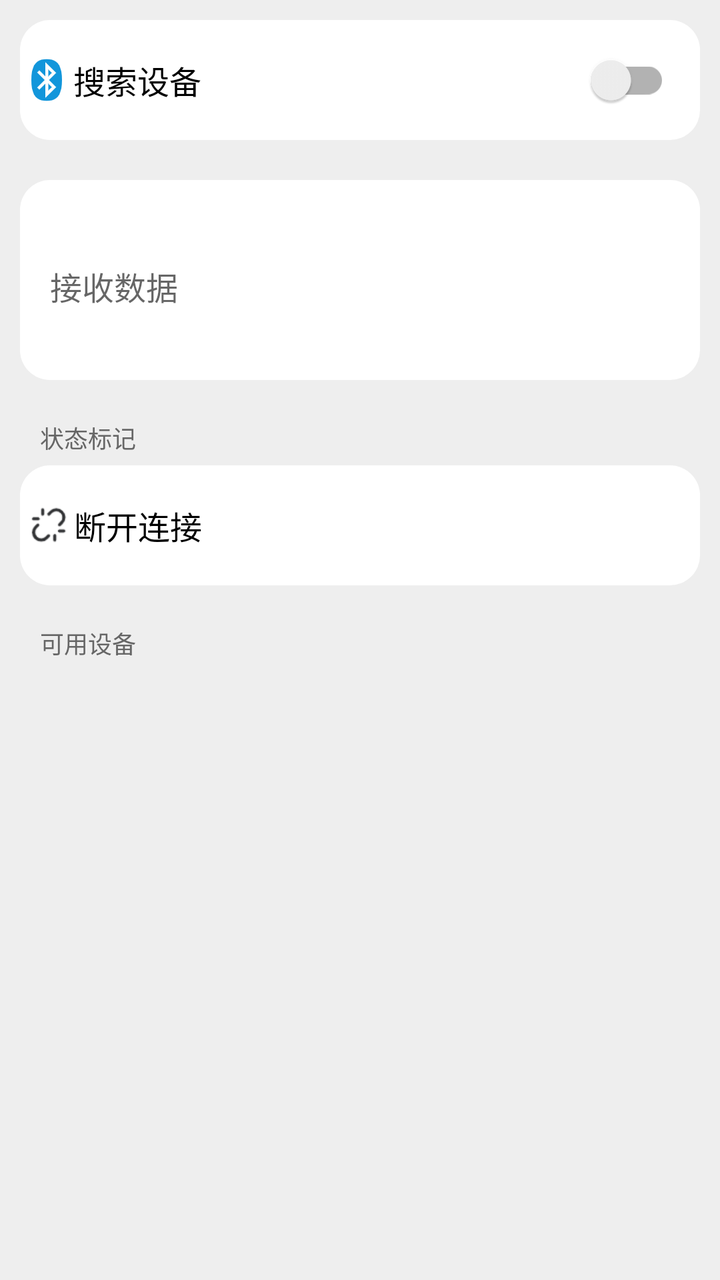
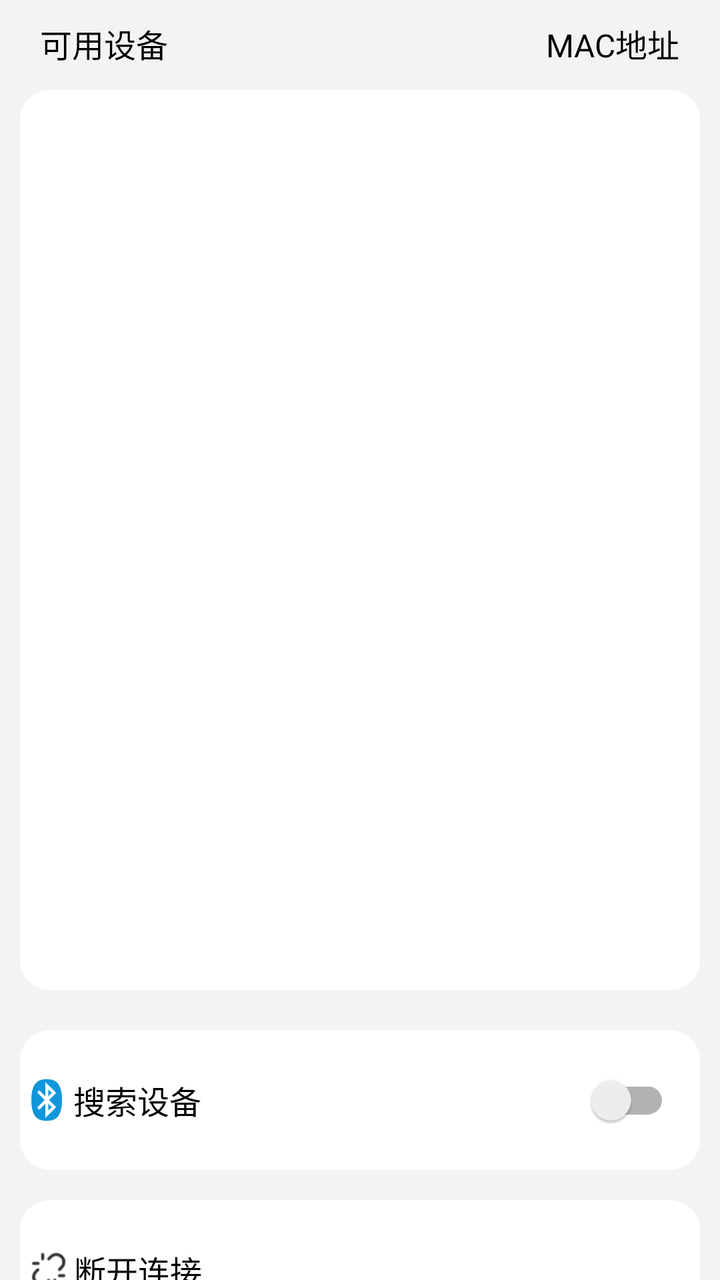

An Android layout rendered at two revisions. The XML below is the earlier revision; the diff shows what the commit changed to produce the second picture.
<!-- AndroidManifest.xml: application theme test -->
<!-- res/layout/activity_ble.xml -->
<?xml version="1.0" encoding="utf-8"?>
<LinearLayout xmlns:android="http://schemas.android.com/apk/res/android"
    xmlns:tools="http://schemas.android.com/tools"
    android:id="@+id/ble"
    android:layout_width="match_parent"
    android:layout_height="match_parent"
    android:background="@color/light_gray"
    android:fitsSystemWindows="true"
    android:orientation="vertical"
    tools:context=".MainActivity">

    
    <LinearLayout
        android:layout_width="match_parent"
        android:layout_height="wrap_content"
        android:orientation="horizontal">


    </LinearLayout>

    
    <RelativeLayout
        android:layout_width="match_parent"
        android:layout_height="60dp"
        android:layout_margin="10dp"
        android:background="@drawable/bac_white_corners">

        <LinearLayout
            android:id="@+id/bluetooth_icon"
            android:layout_width="wrap_content"
            android:layout_height="wrap_content"
            android:layout_centerVertical="true"
            android:orientation="horizontal">

            <ImageView
                android:layout_width="wrap_content"
                android:layout_height="wrap_content"
                android:layout_gravity="center_vertical|left"
                android:src="@mipmap/icon_bluetooth" />

            <TextView
                android:layout_width="wrap_content"
                android:layout_height="wrap_content"

                android:layout_gravity="center"
                android:text="@string/search_device"
                android:textColor="@color/black"
                android:textSize="16sp" />

        </LinearLayout>

        <androidx.appcompat.widget.SwitchCompat
            android:id="@+id/st_main_blue"
            android:layout_width="50dp"
            android:layout_height="match_parent"
            android:layout_alignParentEnd="true"
            android:layout_centerVertical="true"
            android:layout_gravity="center"
            android:layout_marginEnd="15dp"
            android:showText="false"
            android:splitTrack="false" />
    </RelativeLayout>

    
    <LinearLayout
        android:layout_width="match_parent"
        android:layout_height="100dp"
        android:layout_marginLeft="10dp"
        android:layout_marginTop="10dp"
        android:layout_marginRight="10dp"
        android:background="@drawable/bac_white_corners"
        android:orientation="vertical">

        <TextView
            android:id="@+id/tv_main_receive"
            android:layout_width="match_parent"
            android:layout_height="76dp"
            android:layout_margin="15dp"
            android:background="@null"
            android:gravity="center_vertical"
            android:hint="@string/receive_data"
            android:textColor="@color/gray"
            android:textSize="16sp" />












    </LinearLayout>

    

        <TextView
            android:id="@+id/status_marker"
            android:layout_width="wrap_content"
            android:layout_height="wrap_content"
            android:layout_marginTop="20dp"
            android:layout_marginLeft="20dp"
            android:text="@string/status_flag"
            android:textColor="@color/gray"
            android:textSize="12sp" />

    
    <LinearLayout
        android:layout_width="match_parent"
        android:layout_height="60dp"
        android:layout_marginLeft="10dp"
        android:layout_marginTop="5dp"
        android:layout_marginRight="10dp"
        android:layout_gravity="center"
        android:background="@drawable/bac_white_corners"
        android:orientation="horizontal">

        <ImageView
            android:layout_width="25dp"
            android:layout_height="25dp"
            android:layout_gravity="center_vertical"
            android:layout_marginLeft="2dp"
            android:src="@mipmap/icon_disconnect" />

        <Button
            android:id="@+id/button_disconnect"
            android:layout_width="364dp"
            android:layout_height="60dp"
            android:background="@null"
            android:text="@string/disconnect"
            android:textAlignment="textStart"
            android:textColor="@color/black"
            android:textSize="16sp" />

    </LinearLayout>

    
    
    
    
    
    
    
    
    

    
    
    
    
    
    

    
    
    
    
    
    
    
    
    

    

    
    <TextView
        android:layout_width="wrap_content"
        android:layout_height="wrap_content"
        android:layout_marginLeft="20dp"
        android:layout_marginTop="20dp"
        android:layout_marginRight="20dp"
        android:text="@string/available_equipment"
        android:textColor="@color/gray"
        android:textSize="12sp" />

    
    <ListView
        android:id="@+id/discover_device_list"
        android:layout_width="match_parent"
        android:layout_height="wrap_content"
        android:layout_marginLeft="10dp"
        android:layout_marginTop="5dp"
        android:layout_marginRight="10dp"
        android:layout_marginBottom="10dp"
        android:background="@drawable/bac_white_corners"
        android:listSelector="@android:color/transparent" />

</LinearLayout>
<!-- resources referenced by this layout -->
<resources>
  <color name="black">#FF000000</color>
  <color name="gray">#666666</color>
  <color name="light_gray">#EEEEEE</color>
  <!-- drawable bac_white_corners (drawable) -->
  <?xml version="1.0" encoding="utf-8"?>
  <shape xmlns:android="http://schemas.android.com/apk/res/android">
      <solid android:color="@color/white" />
      <corners android:radius="15dp" />
  </shape>
  <!-- mipmap icon_bluetooth: png bitmap (mipmap-xxhdpi, 2005 bytes) -->
  <!-- mipmap icon_disconnect: png bitmap (mipmap-xxhdpi, 1308 bytes) -->
  <string name="available_equipment">可用设备</string>
  <string name="disconnect">断开连接</string>
  <string name="receive_data">接收数据</string>
  <string name="search_device">搜索设备</string>
  <string name="status_flag">状态标记</string>
  <style name="test" parent="Theme.AppCompat.Light.DarkActionBar">
  
              
  
          <item name="android:windowTranslucentStatus">true</item>
          <item name="android:statusBarColor" tools:targetApi="l">@android:color/transparent</item>
  
          <item name="colorPrimary">#284356</item>
          <item name="colorPrimaryDark">#284356</item>
          <item name="colorAccent">@color/colorAccent</item>
          <item name="android:textColorPrimary">@color/light_gray</item>
          <item name="colorPrimaryVariant">@color/background</item>
  
          <item name="android:actionBarSize">40dp</item>
  
  
      </style>
  <color name="white">#FFFFFFFF</color>
  <color name="colorAccent">#FF4081</color>
  <color name="background">#0E1921</color>
</resources>

<!-- the commit's change to res/layout/activity_ble.xml (unified diff, before → after) -->
@@ -4,7 +4,7 @@
     android:id="@+id/ble"
     android:layout_width="match_parent"
     android:layout_height="match_parent"
-    android:background="@color/light_gray"
+    android:background="@color/GrayBackgroundColor"
     android:fitsSystemWindows="true"
     android:orientation="vertical"
     tools:context=".MainActivity">
@@ -12,43 +12,65 @@
     
     <LinearLayout
         android:layout_width="match_parent"
-        android:layout_height="wrap_content"
+        android:layout_height="40dp"
         android:orientation="horizontal">
-
-
+        <TextView
+            android:layout_width="wrap_content"
+            android:layout_height="wrap_content"
+            android:layout_marginLeft="20dp"
+            android:layout_marginTop="10dp"
+            android:text="@string/available_equipment"
+            android:textColor="@color/black"
+            android:textSize="16sp" />
+        
+        <TextView
+            android:layout_width="0dp"
+            android:layout_height="match_parent"
+            android:layout_weight="1" />
+        <TextView
+            android:layout_width="wrap_content"
+            android:layout_height="wrap_content"
+            android:layout_marginRight="20dp"
+            android:layout_marginTop="10dp"
+            android:text="MAC地址"
+            android:textColor="@color/black"
+            android:textSize="16sp" />
     </LinearLayout>
-
+    <ListView
+        android:id="@+id/discover_device_list"
+        android:layout_width="match_parent"
+        android:layout_height="450dp"
+        android:layout_marginLeft="10dp"
+        android:layout_marginTop="5dp"
+        android:layout_marginRight="10dp"
+        android:layout_marginBottom="10dp"
+        android:background="@drawable/bac_white_corners"
+        android:listSelector="@android:color/transparent" />
     
     <RelativeLayout
         android:layout_width="match_parent"
-        android:layout_height="60dp"
+        android:layout_height="70dp"
         android:layout_margin="10dp"
         android:background="@drawable/bac_white_corners">
-
         <LinearLayout
             android:id="@+id/bluetooth_icon"
             android:layout_width="wrap_content"
             android:layout_height="wrap_content"
             android:layout_centerVertical="true"
             android:orientation="horizontal">
-
             <ImageView
                 android:layout_width="wrap_content"
                 android:layout_height="wrap_content"
                 android:layout_gravity="center_vertical|left"
                 android:src="@mipmap/icon_bluetooth" />
-
             <TextView
                 android:layout_width="wrap_content"
                 android:layout_height="wrap_content"
-
                 android:layout_gravity="center"
                 android:text="@string/search_device"
                 android:textColor="@color/black"
                 android:textSize="16sp" />
-
         </LinearLayout>
-
         <androidx.appcompat.widget.SwitchCompat
             android:id="@+id/st_main_blue"
             android:layout_width="50dp"
@@ -60,133 +82,30 @@
             android:showText="false"
             android:splitTrack="false" />
     </RelativeLayout>
-
     
     <LinearLayout
         android:layout_width="match_parent"
-        android:layout_height="100dp"
-        android:layout_marginLeft="10dp"
-        android:layout_marginTop="10dp"
-        android:layout_marginRight="10dp"
-        android:background="@drawable/bac_white_corners"
-        android:orientation="vertical">
-
-        <TextView
-            android:id="@+id/tv_main_receive"
-            android:layout_width="match_parent"
-            android:layout_height="76dp"
-            android:layout_margin="15dp"
-            android:background="@null"
-            android:gravity="center_vertical"
-            android:hint="@string/receive_data"
-            android:textColor="@color/gray"
-            android:textSize="16sp" />
-
-
-
-
-
-
-
-
-
-
-
-
-    </LinearLayout>
-
-    
-
-        <TextView
-            android:id="@+id/status_marker"
-            android:layout_width="wrap_content"
-            android:layout_height="wrap_content"
-            android:layout_marginTop="20dp"
-            android:layout_marginLeft="20dp"
-            android:text="@string/status_flag"
-            android:textColor="@color/gray"
-            android:textSize="12sp" />
-
-    
-    <LinearLayout
-        android:layout_width="match_parent"
-        android:layout_height="60dp"
+        android:layout_height="70dp"
         android:layout_marginLeft="10dp"
         android:layout_marginTop="5dp"
         android:layout_marginRight="10dp"
         android:layout_gravity="center"
         android:background="@drawable/bac_white_corners"
         android:orientation="horizontal">
-
         <ImageView
             android:layout_width="25dp"
             android:layout_height="25dp"
             android:layout_gravity="center_vertical"
             android:layout_marginLeft="2dp"
             android:src="@mipmap/icon_disconnect" />
-
         <Button
             android:id="@+id/button_disconnect"
             android:layout_width="364dp"
-            android:layout_height="60dp"
+            android:layout_height="70dp"
             android:background="@null"
             android:text="@string/disconnect"
             android:textAlignment="textStart"
             android:textColor="@color/black"
             android:textSize="16sp" />
-
     </LinearLayout>
-
-    
-    
-    
-    
-    
-    
-    
-    
-    
-
-    
-    
-    
-    
-    
-    
-
-    
-    
-    
-    
-    
-    
-    
-    
-    
-
-    
-
-    
-    <TextView
-        android:layout_width="wrap_content"
-        android:layout_height="wrap_content"
-        android:layout_marginLeft="20dp"
-        android:layout_marginTop="20dp"
-        android:layout_marginRight="20dp"
-        android:text="@string/available_equipment"
-        android:textColor="@color/gray"
-        android:textSize="12sp" />
-
-    
-    <ListView
-        android:id="@+id/discover_device_list"
-        android:layout_width="match_parent"
-        android:layout_height="wrap_content"
-        android:layout_marginLeft="10dp"
-        android:layout_marginTop="5dp"
-        android:layout_marginRight="10dp"
-        android:layout_marginBottom="10dp"
-        android:background="@drawable/bac_white_corners"
-        android:listSelector="@android:color/transparent" />
-
 </LinearLayout>
<!-- resource entries referenced after the edit -->
@@ -1,8 +1,7 @@
 <!-- resources referenced by this layout -->
 <resources>
+  <color name="GrayBackgroundColor">#F1F3F5</color>
   <color name="black">#FF000000</color>
-  <color name="gray">#666666</color>
-  <color name="light_gray">#EEEEEE</color>
   <!-- drawable bac_white_corners (drawable) -->
   <?xml version="1.0" encoding="utf-8"?>
   <shape xmlns:android="http://schemas.android.com/apk/res/android">
@@ -13,20 +12,17 @@
   <!-- mipmap icon_disconnect: png bitmap (mipmap-xxhdpi, 1308 bytes) -->
   <string name="available_equipment">可用设备</string>
   <string name="disconnect">断开连接</string>
-  <string name="receive_data">接收数据</string>
   <string name="search_device">搜索设备</string>
-  <string name="status_flag">状态标记</string>
   <style name="test" parent="Theme.AppCompat.Light.DarkActionBar">
   
               
   
-          <item name="android:windowTranslucentStatus">true</item>
-          <item name="android:statusBarColor" tools:targetApi="l">@android:color/transparent</item>
   
-          <item name="colorPrimary">#284356</item>
-          <item name="colorPrimaryDark">#284356</item>
+  
+          <item name="colorPrimary">#107C8A</item>
+          <item name="colorPrimaryDark">#107C8A</item>
           <item name="colorAccent">@color/colorAccent</item>
-          <item name="android:textColorPrimary">@color/light_gray</item>
+          <item name="android:textColorPrimary">@color/GrayBackgroundColor</item>
           <item name="colorPrimaryVariant">@color/background</item>
   
           <item name="android:actionBarSize">40dp</item>
